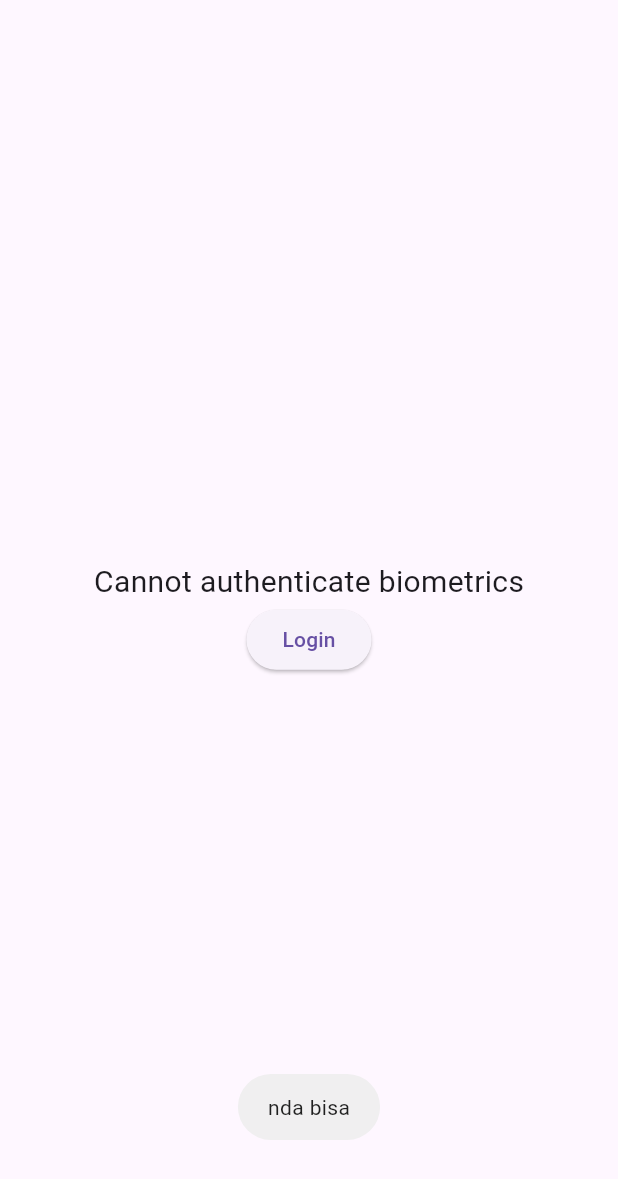
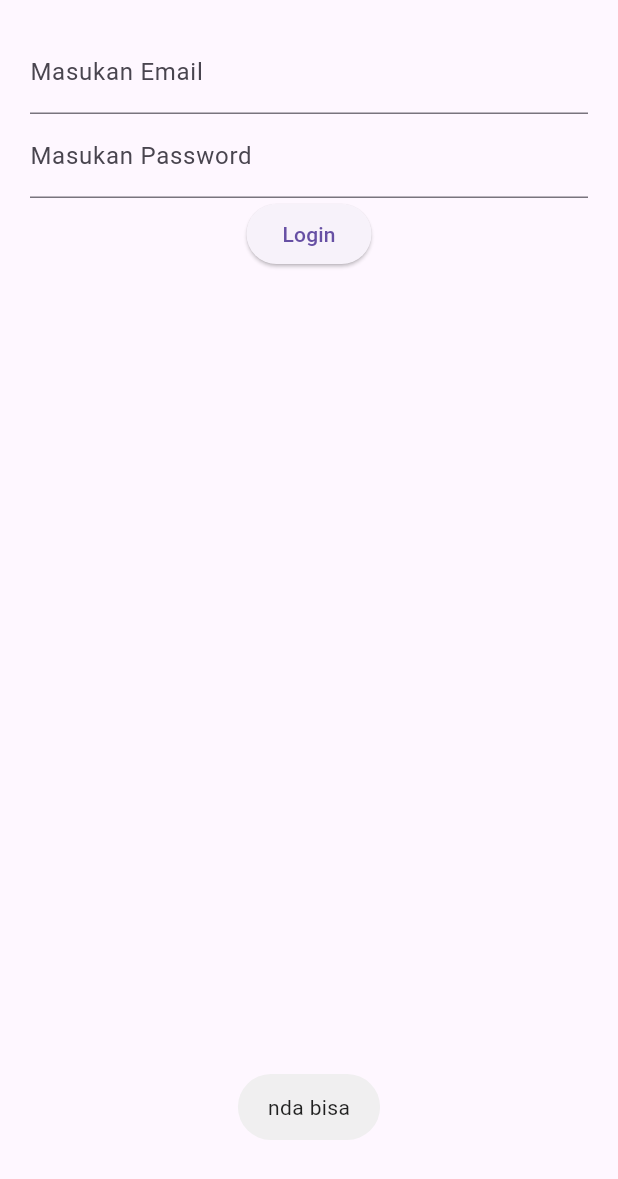
Before and after one commit to Adnif/biometric-auth-flutter, a Flutter app: the screen it shows after launch, after a tap on "Login", on a phone screen of 412 x 824 dp. Shown: the top 1179 px of the screen. Run offline on Flutter 3.47's test engine with Material 3 defaults, Android fonts, the light colour scheme and no system bars; our stand-ins replace flutter_riverpod, flutter_svg, fluttertoast, local_auth.

Commit message:
adding login screen

```diff
--- a/lib/main.dart
+++ b/lib/main.dart
@@ -1,4 +1,5 @@
 import 'package:biometric_auth/screens/SecondScreen.dart';
+import 'package:biometric_auth/screens/LoginScreen.dart';
 import 'package:fluttertoast/fluttertoast.dart';
 import 'package:flutter/material.dart';
 import 'package:flutter/services.dart';
@@ -52,6 +53,10 @@ class _MyAppState extends State<MyApp> {
                                 builder: (context) => SecondScreen()));
                       } else {
                         Fluttertoast.showToast(msg: "nda bisa");
+                        await Navigator.push(
+                            context,
+                            MaterialPageRoute(
+                                builder: (context) => LoginScreen()));
                       }
                     },
                     child: const Text('Login')),
@@ -73,7 +78,7 @@ class _MyAppState extends State<MyApp> {
         ),
       );
       return authenticated;
-      print("Authenticated : $authenticated");
+      //print("Authenticated : $authenticated");
     } on PlatformException catch (e) {
       print(e);
       return false;
--- /dev/null
+++ b/lib/screens/LoginScreen.dart
@@ -0,0 +1,40 @@
+import 'package:flutter/material.dart';
+import 'package:flutter_riverpod/flutter_riverpod.dart';
+import 'package:flutter_svg/flutter_svg.dart';
+
+class LoginScreen extends ConsumerWidget {
+  final TextEditingController emailController = TextEditingController();
+  final TextEditingController passwordController = TextEditingController();
+
+  @override
+  Widget build(BuildContext context, WidgetRef ref) {
+    return Scaffold(
+      body: Center(
+        child: Padding(
+          padding: const EdgeInsets.all(20.0),
+          child: Column(
+            children: [
+              //SvgPicture.asset("assets/logo.svg"),
+              TextField(
+                controller: emailController,
+                decoration: InputDecoration(
+                  labelText: 'Masukan Email',
+                ),
+              ),
+              TextField(
+                controller: passwordController,
+                decoration: InputDecoration(
+                  labelText: 'Masukan Password',
+                ),
+              ),
+              ElevatedButton(
+                child: Text('Login'),
+                onPressed: () {},
+              )
+            ],
+          ),
+        ),
+      ),
+    );
+  }
+}
--- a/pubspec.yaml
+++ b/pubspec.yaml
@@ -9,6 +9,8 @@ environment:
 dependencies:
   flutter:
     sdk: flutter
+  flutter_riverpod: ^2.4.0
+  flutter_svg: ^2.0.7
   fluttertoast: ^8.2.2
   local_auth: ^2.1.7
 
```
Also changed, not shown: assets/logo.svg (added), pubspec.lock.
